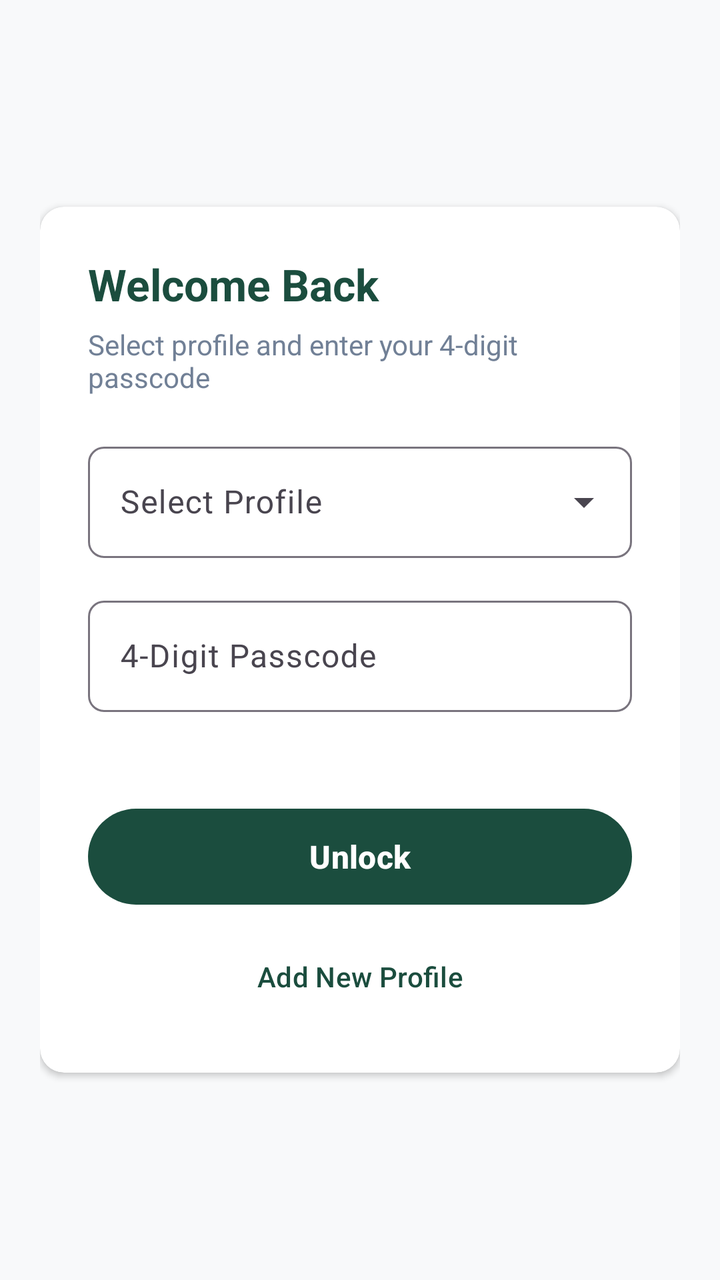
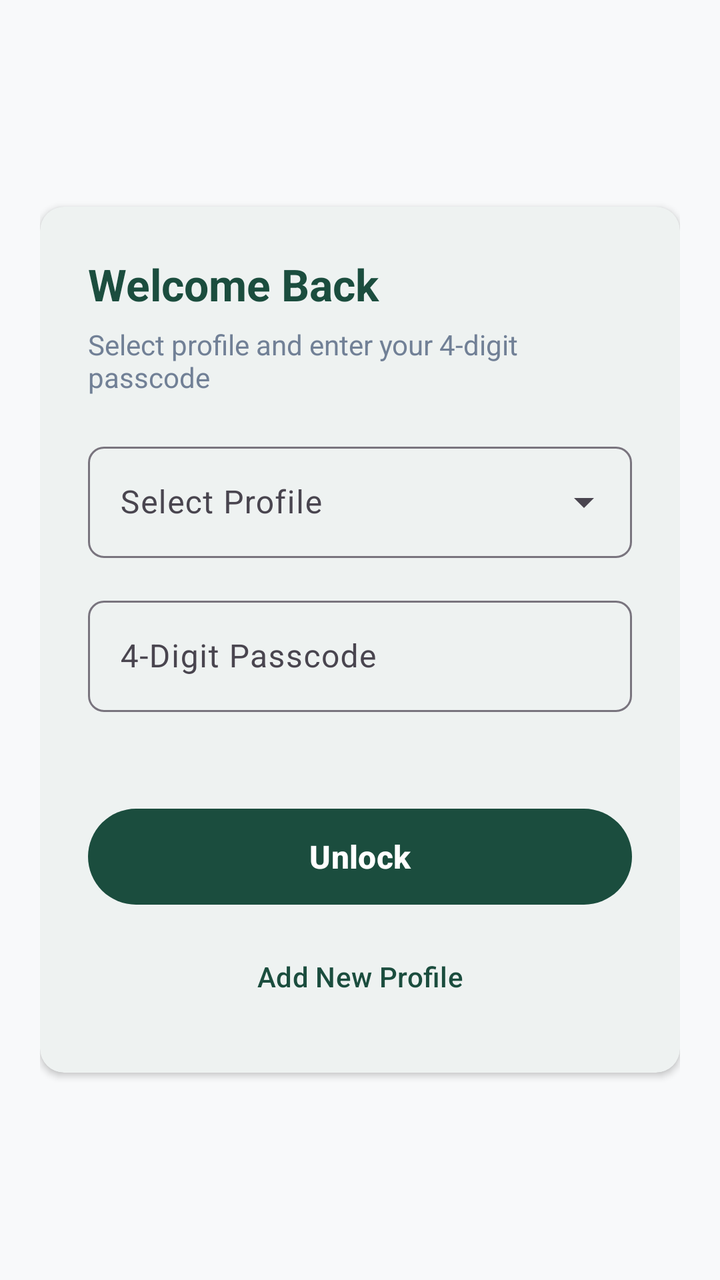

The first picture is an Android layout as it rendered before a commit; the second is the same layout after the commit. The layout source and the unified diff follow.
<!-- AndroidManifest.xml: application theme Theme.MyFoodTracker -->
<!-- res/layout/fragment_passcode_auth.xml -->
<?xml version="1.0" encoding="utf-8"?>
<ScrollView xmlns:android="http://schemas.android.com/apk/res/android"
    xmlns:app="http://schemas.android.com/apk/res-auto"
    xmlns:tools="http://schemas.android.com/tools"
    android:layout_width="match_parent"
    android:layout_height="match_parent"
    android:background="#F8F9FA"
    android:fillViewport="true">

    <LinearLayout
        android:layout_width="match_parent"
        android:layout_height="wrap_content"
        android:orientation="vertical"
        android:gravity="center"
        android:padding="20dp">

        <com.google.android.material.card.MaterialCardView
            android:id="@+id/cardAuth"
            android:layout_width="match_parent"
            android:layout_height="wrap_content"
            app:cardBackgroundColor="#FFFFFF"
            app:cardCornerRadius="12dp"
            app:cardElevation="2dp"
            app:strokeWidth="0dp">

            <LinearLayout
                android:layout_width="match_parent"
                android:layout_height="wrap_content"
                android:orientation="vertical"
                android:padding="24dp">

                <TextView
                    android:id="@+id/tvTitle"
                    android:layout_width="match_parent"
                    android:layout_height="wrap_content"
                    android:text="Welcome Back"
                    android:textColor="#1B4D3E"
                    android:textSize="22sp"
                    android:textStyle="bold"
                    android:layout_marginBottom="6dp" />

                <TextView
                    android:id="@+id/tvSubtitle"
                    android:layout_width="match_parent"
                    android:layout_height="wrap_content"
                    android:text="Select profile and enter your 4-digit passcode"
                    android:textColor="#718096"
                    android:textSize="14sp"
                    android:layout_marginBottom="20dp" />

                
                <com.google.android.material.textfield.TextInputLayout
                    android:id="@+id/tilProfileSelector"
                    style="@style/Widget.Material3.TextInputLayout.OutlinedBox.ExposedDropdownMenu"
                    android:layout_width="match_parent"
                    android:layout_height="wrap_content"
                    android:layout_marginBottom="16dp"
                    android:hint="Select Profile"
                    app:boxCornerRadiusBottomEnd="8dp"
                    app:boxCornerRadiusBottomStart="8dp"
                    app:boxCornerRadiusTopEnd="8dp"
                    app:boxCornerRadiusTopStart="8dp">

                    <AutoCompleteTextView
                        android:id="@+id/actvProfileSelector"
                        android:layout_width="match_parent"
                        android:layout_height="wrap_content"
                        android:inputType="none" />
                </com.google.android.material.textfield.TextInputLayout>

                
                <com.google.android.material.textfield.TextInputLayout
                    android:id="@+id/tilPasscode"
                    style="@style/Widget.Material3.TextInputLayout.OutlinedBox"
                    android:layout_width="match_parent"
                    android:layout_height="wrap_content"
                    android:layout_marginBottom="24dp"
                    android:hint="4-Digit Passcode"
                    app:errorEnabled="true"
                    app:boxCornerRadiusBottomEnd="8dp"
                    app:boxCornerRadiusBottomStart="8dp"
                    app:boxCornerRadiusTopEnd="8dp"
                    app:boxCornerRadiusTopStart="8dp">

                    <com.google.android.material.textfield.TextInputEditText
                        android:id="@+id/etPasscode"
                        android:layout_width="match_parent"
                        android:layout_height="wrap_content"
                        android:inputType="numberPassword"
                        android:maxLength="4"
                        android:maxLines="1" />
                </com.google.android.material.textfield.TextInputLayout>

                
                <com.google.android.material.button.MaterialButton
                    android:id="@+id/btnUnlock"
                    android:layout_width="match_parent"
                    android:layout_height="56dp"
                    android:text="Unlock"
                    android:textColor="#FFFFFF"
                    android:textSize="16sp"
                    android:textStyle="bold"
                    app:backgroundTint="#1B4D3E"
                    app:cornerRadius="28dp" />

                
                <com.google.android.material.button.MaterialButton
                    android:id="@+id/btnAddNewProfile"
                    style="@style/Widget.Material3.Button.TextButton"
                    android:layout_width="match_parent"
                    android:layout_height="wrap_content"
                    android:layout_marginTop="8dp"
                    android:text="Add New Profile"
                    android:textColor="#1B4D3E"
                    android:textSize="14sp" />

                <ProgressBar
                    android:id="@+id/progressBar"
                    android:layout_width="wrap_content"
                    android:layout_height="wrap_content"
                    android:layout_gravity="center_horizontal"
                    android:layout_marginTop="12dp"
                    android:visibility="gone" />

            </LinearLayout>
        </com.google.android.material.card.MaterialCardView>

    </LinearLayout>
</ScrollView>
<!-- resources referenced by this layout -->
<resources>
  <style name="Theme.MyFoodTracker" parent="Base.Theme.MyFoodTracker" />
  <style name="Base.Theme.MyFoodTracker" parent="Theme.Material3.DayNight.NoActionBar">
          
          
      </style>
</resources>

<!-- the commit's change to res/layout/fragment_passcode_auth.xml (unified diff, before → after) -->
@@ -4,7 +4,7 @@
     xmlns:tools="http://schemas.android.com/tools"
     android:layout_width="match_parent"
     android:layout_height="match_parent"
-    android:background="#F8F9FA"
+    android:background="@color/surface_app_bg"
     android:fillViewport="true">
 
     <LinearLayout
@@ -12,14 +12,14 @@
         android:layout_height="wrap_content"
         android:orientation="vertical"
         android:gravity="center"
-        android:padding="20dp">
+        android:padding="@dimen/padding_card">
 
         <com.google.android.material.card.MaterialCardView
             android:id="@+id/cardAuth"
             android:layout_width="match_parent"
             android:layout_height="wrap_content"
-            app:cardBackgroundColor="#FFFFFF"
-            app:cardCornerRadius="12dp"
+            app:cardBackgroundColor="@color/surface_card_bg"
+            app:cardCornerRadius="@dimen/radius_card_medium"
             app:cardElevation="2dp"
             app:strokeWidth="0dp">
 
@@ -27,14 +27,14 @@
                 android:layout_width="match_parent"
                 android:layout_height="wrap_content"
                 android:orientation="vertical"
-                android:padding="24dp">
+                android:padding="@dimen/padding_card_large">
 
                 <TextView
                     android:id="@+id/tvTitle"
                     android:layout_width="match_parent"
                     android:layout_height="wrap_content"
-                    android:text="Welcome Back"
-                    android:textColor="#1B4D3E"
+                    android:text="@string/auth_title_welcome_back"
+                    android:textColor="@color/primary_forest"
                     android:textSize="22sp"
                     android:textStyle="bold"
                     android:layout_marginBottom="6dp" />
@@ -43,10 +43,10 @@
                     android:id="@+id/tvSubtitle"
                     android:layout_width="match_parent"
                     android:layout_height="wrap_content"
-                    android:text="Select profile and enter your 4-digit passcode"
-                    android:textColor="#718096"
+                    android:text="@string/auth_subtitle_passcode"
+                    android:textColor="@color/text_secondary"
                     android:textSize="14sp"
-                    android:layout_marginBottom="20dp" />
+                    android:layout_marginBottom="@dimen/padding_card" />
 
                 
                 <com.google.android.material.textfield.TextInputLayout
@@ -54,12 +54,12 @@
                     style="@style/Widget.Material3.TextInputLayout.OutlinedBox.ExposedDropdownMenu"
                     android:layout_width="match_parent"
                     android:layout_height="wrap_content"
-                    android:layout_marginBottom="16dp"
-                    android:hint="Select Profile"
-                    app:boxCornerRadiusBottomEnd="8dp"
-                    app:boxCornerRadiusBottomStart="8dp"
-                    app:boxCornerRadiusTopEnd="8dp"
-                    app:boxCornerRadiusTopStart="8dp">
+                    android:layout_marginBottom="@dimen/margin_section"
+                    android:hint="@string/auth_hint_profile"
+                    app:boxCornerRadiusBottomEnd="@dimen/radius_card_small"
+                    app:boxCornerRadiusBottomStart="@dimen/radius_card_small"
+                    app:boxCornerRadiusTopEnd="@dimen/radius_card_small"
+                    app:boxCornerRadiusTopStart="@dimen/radius_card_small">
 
                     <AutoCompleteTextView
                         android:id="@+id/actvProfileSelector"
@@ -74,13 +74,13 @@
                     style="@style/Widget.Material3.TextInputLayout.OutlinedBox"
                     android:layout_width="match_parent"
                     android:layout_height="wrap_content"
-                    android:layout_marginBottom="24dp"
-                    android:hint="4-Digit Passcode"
+                    android:layout_marginBottom="@dimen/padding_card_large"
+                    android:hint="@string/auth_hint_passcode"
                     app:errorEnabled="true"
-                    app:boxCornerRadiusBottomEnd="8dp"
-                    app:boxCornerRadiusBottomStart="8dp"
-                    app:boxCornerRadiusTopEnd="8dp"
-                    app:boxCornerRadiusTopStart="8dp">
+                    app:boxCornerRadiusBottomEnd="@dimen/radius_card_small"
+                    app:boxCornerRadiusBottomStart="@dimen/radius_card_small"
+                    app:boxCornerRadiusTopEnd="@dimen/radius_card_small"
+                    app:boxCornerRadiusTopStart="@dimen/radius_card_small">
 
                     <com.google.android.material.textfield.TextInputEditText
                         android:id="@+id/etPasscode"
@@ -96,12 +96,12 @@
                     android:id="@+id/btnUnlock"
                     android:layout_width="match_parent"
                     android:layout_height="56dp"
-                    android:text="Unlock"
-                    android:textColor="#FFFFFF"
+                    android:text="@string/action_unlock"
+                    android:textColor="@color/surface_card_bg"
                     android:textSize="16sp"
                     android:textStyle="bold"
-                    app:backgroundTint="#1B4D3E"
-                    app:cornerRadius="28dp" />
+                    app:backgroundTint="@color/primary_forest"
+                    app:cornerRadius="@dimen/radius_button_large" />
 
                 
                 <com.google.android.material.button.MaterialButton
@@ -109,9 +109,9 @@
                     style="@style/Widget.Material3.Button.TextButton"
                     android:layout_width="match_parent"
                     android:layout_height="wrap_content"
-                    android:layout_marginTop="8dp"
-                    android:text="Add New Profile"
-                    android:textColor="#1B4D3E"
+                    android:layout_marginTop="@dimen/margin_small"
+                    android:text="@string/action_add_new_profile"
+                    android:textColor="@color/primary_forest"
                     android:textSize="14sp" />
 
                 <ProgressBar
@@ -119,7 +119,7 @@
                     android:layout_width="wrap_content"
                     android:layout_height="wrap_content"
                     android:layout_gravity="center_horizontal"
-                    android:layout_marginTop="12dp"
+                    android:layout_marginTop="@dimen/padding_card_small"
                     android:visibility="gone" />
 
             </LinearLayout>
<!-- resource entries referenced after the edit -->
@@ -1,9 +1,34 @@
 <!-- resources referenced by this layout -->
 <resources>
+  <color name="primary_forest">#1B4D3E</color>
+  <color name="surface_app_bg">#F8F9FA</color>
+  <color name="surface_card_bg">#FFFFFF</color>
+  <color name="text_secondary">#718096</color>
+  <dimen name="margin_section">16dp</dimen>
+  <dimen name="margin_small">8dp</dimen>
+  <dimen name="padding_card">20dp</dimen>
+  <dimen name="padding_card_large">24dp</dimen>
+  <dimen name="padding_card_small">12dp</dimen>
+  <dimen name="radius_button_large">28dp</dimen>
+  <dimen name="radius_card_medium">12dp</dimen>
+  <dimen name="radius_card_small">8dp</dimen>
+  <string name="action_add_new_profile">Add New Profile</string>
+  <string name="action_unlock">Unlock</string>
+  <string name="auth_hint_passcode">4-Digit Passcode</string>
+  <string name="auth_hint_profile">Select Profile</string>
+  <string name="auth_subtitle_passcode">Select profile and enter your 4-digit passcode</string>
+  <string name="auth_title_welcome_back">Welcome Back</string>
   <style name="Theme.MyFoodTracker" parent="Base.Theme.MyFoodTracker" />
   <style name="Base.Theme.MyFoodTracker" parent="Theme.Material3.DayNight.NoActionBar">
-          
-          
+          <item name="colorPrimary">@color/primary_forest</item>
+          <item name="colorSecondary">@color/primary_forest_medium</item>
+          <item name="android:colorBackground">@color/surface_app_bg</item>
+          <item name="colorSurface">@color/surface_card_bg</item>
+          <item name="colorOnSurface">@color/text_primary</item>
+          <item name="colorError">@color/danger_red</item>
       </style>
+  <color name="primary_forest_medium">#2D6A4F</color>
+  <color name="text_primary">#2D3748</color>
+  <color name="danger_red">#BA1A1A</color>
 </resources>
 
